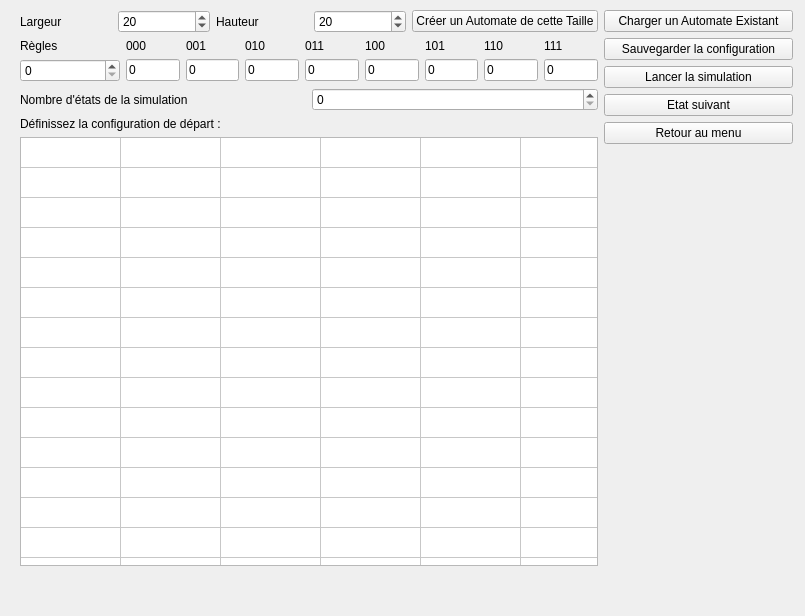
Before: the Qt Designer form automate_2d.ui in artemisart/lo21-gameoflife, drawn with Qt 5.
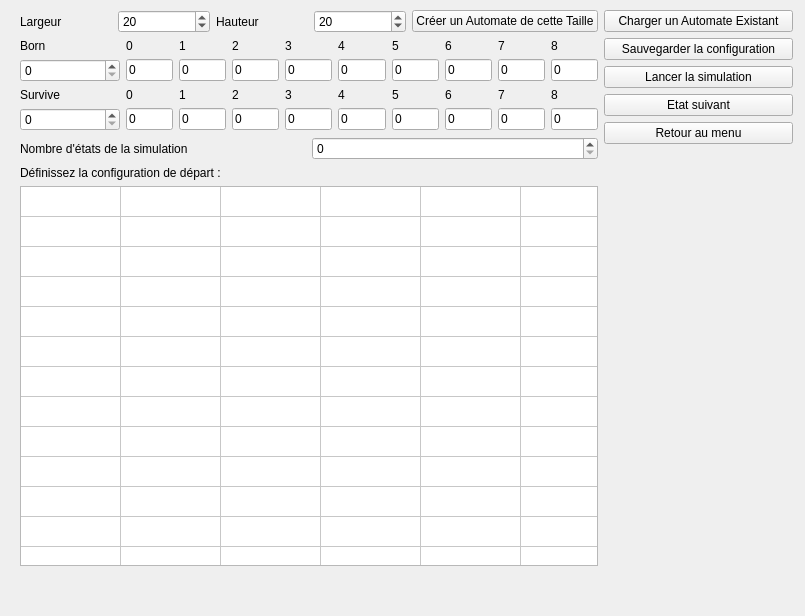
After: the same form once the commit is applied.

Commit message: rules for Automate_2D

```diff
--- a/automate_2d.ui
+++ b/automate_2d.ui
@@ -144,7 +144,7 @@
         <item>
          <widget class="QLabel" name="rule_l">
           <property name="text">
-           <string>Règles</string>
+           <string>Born</string>
           </property>
          </widget>
         </item>
@@ -181,7 +181,7 @@
         <item>
          <widget class="QLabel" name="Bitl0">
           <property name="text">
-           <string>000</string>
+           <string>0</string>
           </property>
          </widget>
         </item>
@@ -212,7 +212,7 @@
         <item>
          <widget class="QLabel" name="Bitl1">
           <property name="text">
-           <string>001</string>
+           <string>1</string>
           </property>
          </widget>
         </item>
@@ -243,7 +243,7 @@
         <item>
          <widget class="QLabel" name="Bitl2">
           <property name="text">
-           <string>010</string>
+           <string>2</string>
           </property>
          </widget>
         </item>
@@ -274,7 +274,7 @@
         <item>
          <widget class="QLabel" name="Bitl3">
           <property name="text">
-           <string>011</string>
+           <string>3</string>
           </property>
          </widget>
         </item>
@@ -305,7 +305,7 @@
         <item>
          <widget class="QLabel" name="Bitl4">
           <property name="text">
-           <string>100</string>
+           <string>4</string>
           </property>
          </widget>
         </item>
@@ -336,7 +336,7 @@
         <item>
          <widget class="QLabel" name="Bitl5">
           <property name="text">
-           <string>101</string>
+           <string>5</string>
           </property>
          </widget>
         </item>
@@ -367,7 +367,7 @@
         <item>
          <widget class="QLabel" name="Bitl6">
           <property name="text">
-           <string>110</string>
+           <string>6</string>
           </property>
          </widget>
         </item>
@@ -398,7 +398,7 @@
         <item>
          <widget class="QLabel" name="Bitl7">
           <property name="text">
-           <string>111</string>
+           <string>7</string>
           </property>
          </widget>
         </item>
@@ -411,6 +411,357 @@
         </item>
         <item>
          <spacer name="verticalSpacer_9">
+          <property name="orientation">
+           <enum>Qt::Vertical</enum>
+          </property>
+          <property name="sizeHint" stdset="0">
+           <size>
+            <width>20</width>
+            <height>40</height>
+           </size>
+          </property>
+         </spacer>
+        </item>
+       </layout>
+      </item>
+      <item>
+       <layout class="QVBoxLayout" name="verticalLayout_16">
+        <item>
+         <widget class="QLabel" name="Bitl7_2">
+          <property name="text">
+           <string>8</string>
+          </property>
+         </widget>
+        </item>
+        <item>
+         <widget class="QLineEdit" name="Born8">
+          <property name="text">
+           <string>0</string>
+          </property>
+         </widget>
+        </item>
+        <item>
+         <spacer name="verticalSpacer_11">
+          <property name="orientation">
+           <enum>Qt::Vertical</enum>
+          </property>
+          <property name="sizeHint" stdset="0">
+           <size>
+            <width>20</width>
+            <height>40</height>
+           </size>
+          </property>
+         </spacer>
+        </item>
+       </layout>
+      </item>
+     </layout>
+    </item>
+    <item>
+     <layout class="QHBoxLayout" name="horizontalLayout_6">
+      <item>
+       <layout class="QVBoxLayout" name="verticalLayout_18">
+        <item>
+         <widget class="QLabel" name="rule_l_2">
+          <property name="text">
+           <string>Survive</string>
+          </property>
+         </widget>
+        </item>
+        <item>
+         <widget class="QSpinBox" name="Survive">
+          <property name="minimumSize">
+           <size>
+            <width>100</width>
+            <height>0</height>
+           </size>
+          </property>
+          <property name="maximum">
+           <number>256</number>
+          </property>
+         </widget>
+        </item>
+        <item>
+         <spacer name="verticalSpacer_12">
+          <property name="orientation">
+           <enum>Qt::Vertical</enum>
+          </property>
+          <property name="sizeHint" stdset="0">
+           <size>
+            <width>20</width>
+            <height>40</height>
+           </size>
+          </property>
+         </spacer>
+        </item>
+       </layout>
+      </item>
+      <item>
+       <layout class="QVBoxLayout" name="verticalLayout_9">
+        <item>
+         <widget class="QLabel" name="Bitl0_2">
+          <property name="text">
+           <string>0</string>
+          </property>
+         </widget>
+        </item>
+        <item>
+         <widget class="QLineEdit" name="Survive0">
+          <property name="text">
+           <string>0</string>
+          </property>
+         </widget>
+        </item>
+        <item>
+         <spacer name="verticalSpacer_13">
+          <property name="orientation">
+           <enum>Qt::Vertical</enum>
+          </property>
+          <property name="sizeHint" stdset="0">
+           <size>
+            <width>20</width>
+            <height>40</height>
+           </size>
+          </property>
+         </spacer>
+        </item>
+       </layout>
+      </item>
+      <item>
+       <layout class="QVBoxLayout" name="verticalLayout_19">
+        <item>
+         <widget class="QLabel" name="Bitl1_2">
+          <property name="text">
+           <string>1</string>
+          </property>
+         </widget>
+        </item>
+        <item>
+         <widget class="QLineEdit" name="Survive1">
+          <property name="text">
+           <string>0</string>
+          </property>
+         </widget>
+        </item>
+        <item>
+         <spacer name="verticalSpacer_14">
+          <property name="orientation">
+           <enum>Qt::Vertical</enum>
+          </property>
+          <property name="sizeHint" stdset="0">
+           <size>
+            <width>20</width>
+            <height>40</height>
+           </size>
+          </property>
+         </spacer>
+        </item>
+       </layout>
+      </item>
+      <item>
+       <layout class="QVBoxLayout" name="verticalLayout_20">
+        <item>
+         <widget class="QLabel" name="Bitl2_2">
+          <property name="text">
+           <string>2</string>
+          </property>
+         </widget>
+        </item>
+        <item>
+         <widget class="QLineEdit" name="Survive2">
+          <property name="text">
+           <string>0</string>
+          </property>
+         </widget>
+        </item>
+        <item>
+         <spacer name="verticalSpacer_15">
+          <property name="orientation">
+           <enum>Qt::Vertical</enum>
+          </property>
+          <property name="sizeHint" stdset="0">
+           <size>
+            <width>20</width>
+            <height>40</height>
+           </size>
+          </property>
+         </spacer>
+        </item>
+       </layout>
+      </item>
+      <item>
+       <layout class="QVBoxLayout" name="verticalLayout_21">
+        <item>
+         <widget class="QLabel" name="Bitl3_2">
+          <property name="text">
+           <string>3</string>
+          </property>
+         </widget>
+        </item>
+        <item>
+         <widget class="QLineEdit" name="Survive3">
+          <property name="text">
+           <string>0</string>
+          </property>
+         </widget>
+        </item>
+        <item>
+         <spacer name="verticalSpacer_16">
+          <property name="orientation">
+           <enum>Qt::Vertical</enum>
+          </property>
+          <property name="sizeHint" stdset="0">
+           <size>
+            <width>20</width>
+            <height>40</height>
+           </size>
+          </property>
+         </spacer>
+        </item>
+       </layout>
+      </item>
+      <item>
+       <layout class="QVBoxLayout" name="verticalLayout_22">
+        <item>
+         <widget class="QLabel" name="Bitl4_2">
+          <property name="text">
+           <string>4</string>
+          </property>
+         </widget>
+        </item>
+        <item>
+         <widget class="QLineEdit" name="Survive4">
+          <property name="text">
+           <string>0</string>
+          </property>
+         </widget>
+        </item>
+        <item>
+         <spacer name="verticalSpacer_17">
+          <property name="orientation">
+           <enum>Qt::Vertical</enum>
+          </property>
+          <property name="sizeHint" stdset="0">
+           <size>
+            <width>20</width>
+            <height>40</height>
+           </size>
+          </property>
+         </spacer>
+        </item>
+       </layout>
+      </item>
+      <item>
+       <layout class="QVBoxLayout" name="verticalLayout_23">
+        <item>
+         <widget class="QLabel" name="Bitl5_2">
+          <property name="text">
+           <string>5</string>
+          </property>
+         </widget>
+        </item>
+        <item>
+         <widget class="QLineEdit" name="Survive5">
+          <property name="text">
+           <string>0</string>
+          </property>
+         </widget>
+        </item>
+        <item>
+         <spacer name="verticalSpacer_18">
+          <property name="orientation">
+           <enum>Qt::Vertical</enum>
+          </property>
+          <property name="sizeHint" stdset="0">
+           <size>
+            <width>20</width>
+            <height>40</height>
+           </size>
+          </property>
+         </spacer>
+        </item>
+       </layout>
+      </item>
+      <item>
+       <layout class="QVBoxLayout" name="verticalLayout_24">
+        <item>
+         <widget class="QLabel" name="Bitl6_2">
+          <property name="text">
+           <string>6</string>
+          </property>
+         </widget>
+        </item>
+        <item>
+         <widget class="QLineEdit" name="Survive6">
+          <property name="text">
+           <string>0</string>
+          </property>
+         </widget>
+        </item>
+        <item>
+         <spacer name="verticalSpacer_19">
+          <property name="orientation">
+           <enum>Qt::Vertical</enum>
+          </property>
+          <property name="sizeHint" stdset="0">
+           <size>
+            <width>20</width>
+            <height>40</height>
+           </size>
+          </property>
+         </spacer>
+        </item>
+       </layout>
+      </item>
+      <item>
+       <layout class="QVBoxLayout" name="verticalLayout_25">
+        <item>
+         <widget class="QLabel" name="Bitl7_3">
+          <property name="text">
+           <string>7</string>
+          </property>
+         </widget>
+        </item>
+        <item>
+         <widget class="QLineEdit" name="Survive7">
+          <property name="text">
+           <string>0</string>
+          </property>
+         </widget>
+        </item>
+        <item>
+         <spacer name="verticalSpacer_20">
+          <property name="orientation">
+           <enum>Qt::Vertical</enum>
+          </property>
+          <property name="sizeHint" stdset="0">
+           <size>
+            <width>20</width>
+            <height>40</height>
+           </size>
+          </property>
+         </spacer>
+        </item>
+       </layout>
+      </item>
+      <item>
+       <layout class="QVBoxLayout" name="verticalLayout_26">
+        <item>
+         <widget class="QLabel" name="Bitl7_4">
+          <property name="text">
+           <string>8</string>
+          </property>
+         </widget>
+        </item>
+        <item>
+         <widget class="QLineEdit" name="Survive8">
+          <property name="text">
+           <string>0</string>
+          </property>
+         </widget>
+        </item>
+        <item>
+         <spacer name="verticalSpacer_21">
           <property name="orientation">
            <enum>Qt::Vertical</enum>
           </property>
```
Left out of the diff: 20 changed lines with no effect on the pictures. The commit also changes 3 other files.
